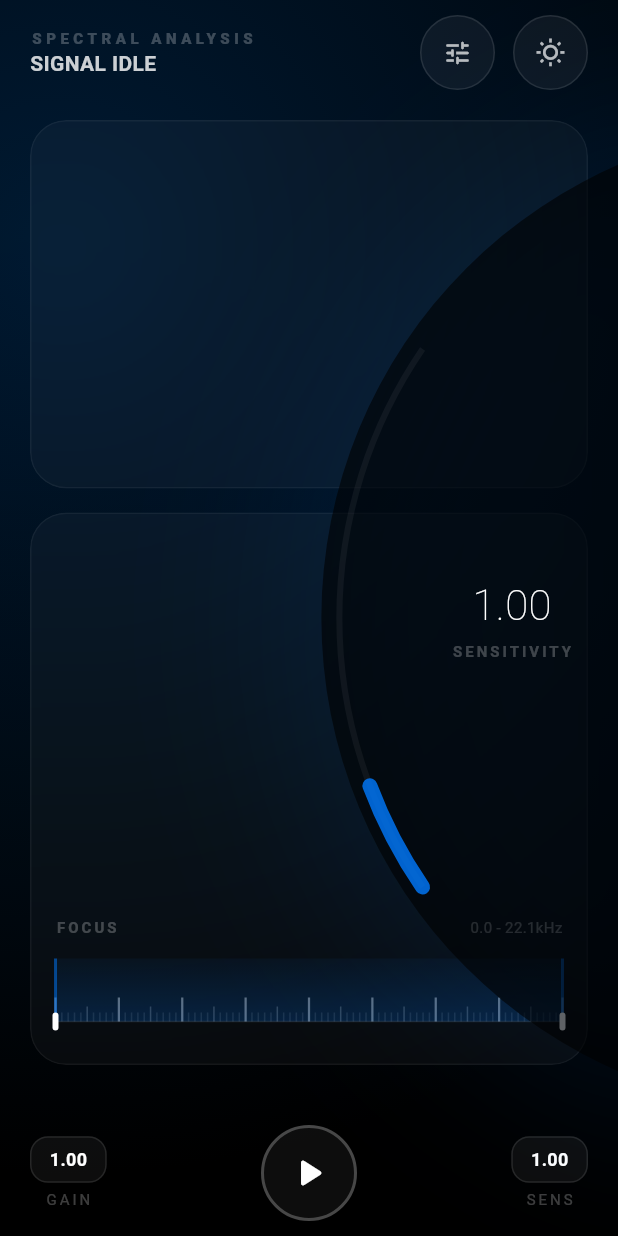
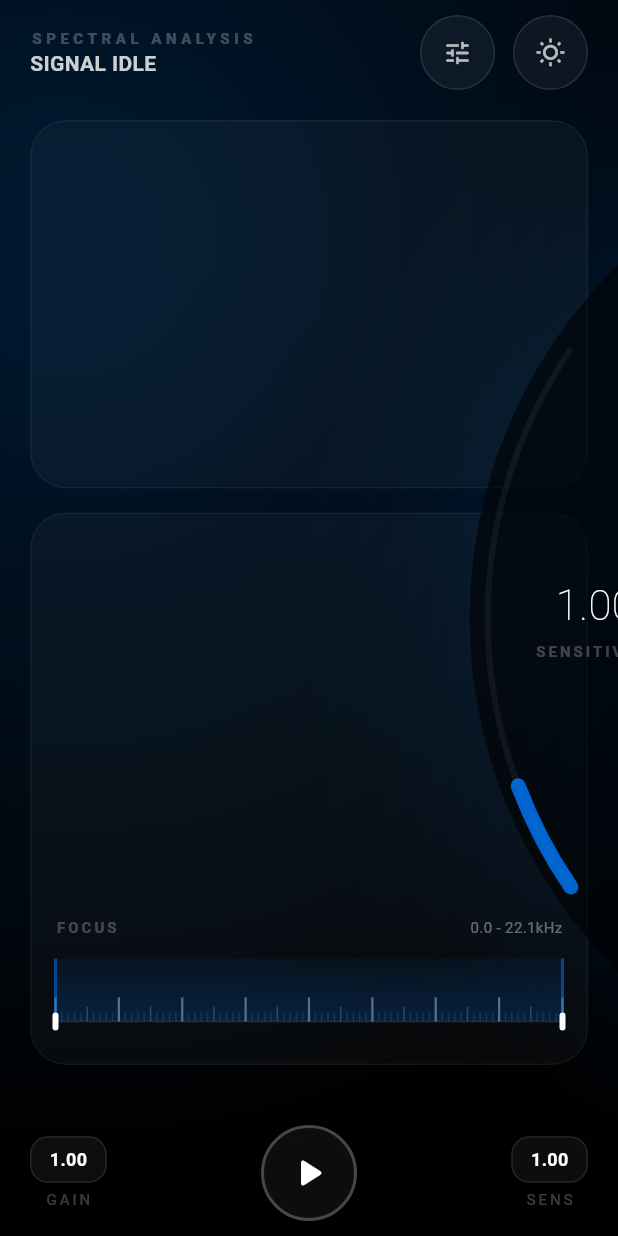
Before and after one commit to pedro16797/Spectral, a Flutter app: the screen it shows after launch, item 3 of the bottom bar chosen, on a phone screen of 412 x 824 dp. Run offline on Flutter 3.47's test engine with Material 3 defaults, Android fonts, the phone set to English and light mode, and no system bars; missing offline and left inert: fftea, record.

Commit message:
Further offset Gain and Sensitivity dials and refine label centering
- Set `_kLargeDialOffsetScale = 0.85` to push dials even further off-screen.
- Refined label alignment to `0.85` (left) and `-0.85` (right) for perfect centering in the visible area.
- Maintained exclusive persistent toggle and quick adjustment interaction logic.
- Ensured bottom-to-top filling for both dials (CCW left, CW right).
- Verified with updated unit tests in `test/dial_interaction_test.dart`.

Co-authored-by: pedro16797 <62699562+pedro16797@users.noreply.github.com>

```diff
--- a/lib/main.dart
+++ b/lib/main.dart
@@ -138,7 +138,7 @@ class DialArcPainter extends CustomPainter {
 
 class _SpectralHomePageState extends State<SpectralHomePage> with TickerProviderStateMixin {
   static const double _kLargeDialSizeScale = 0.8;
-  static const double _kLargeDialOffsetScale = 0.7;
+  static const double _kLargeDialOffsetScale = 0.85;
 
   final AudioCaptureService _audioService = AudioCaptureService();
   final FftService _fftService = FftService();
@@ -456,8 +456,8 @@ class _SpectralHomePageState extends State<SpectralHomePage> with TickerProvider
             children: [
               Align(
                 alignment: isLeft
-                    ? const Alignment(0.7, 0.0)
-                    : const Alignment(-0.7, 0.0),
+                    ? const Alignment(0.85, 0.0)
+                    : const Alignment(-0.85, 0.0),
                 child: Column(
                   mainAxisSize: MainAxisSize.min,
                   children: [
```
